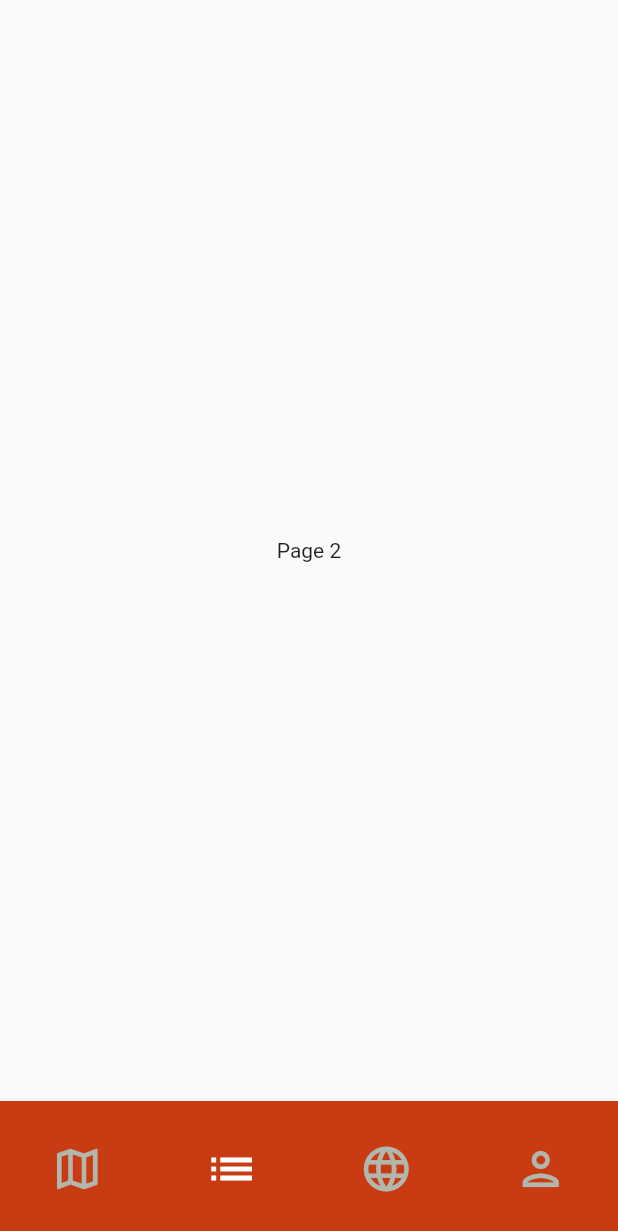
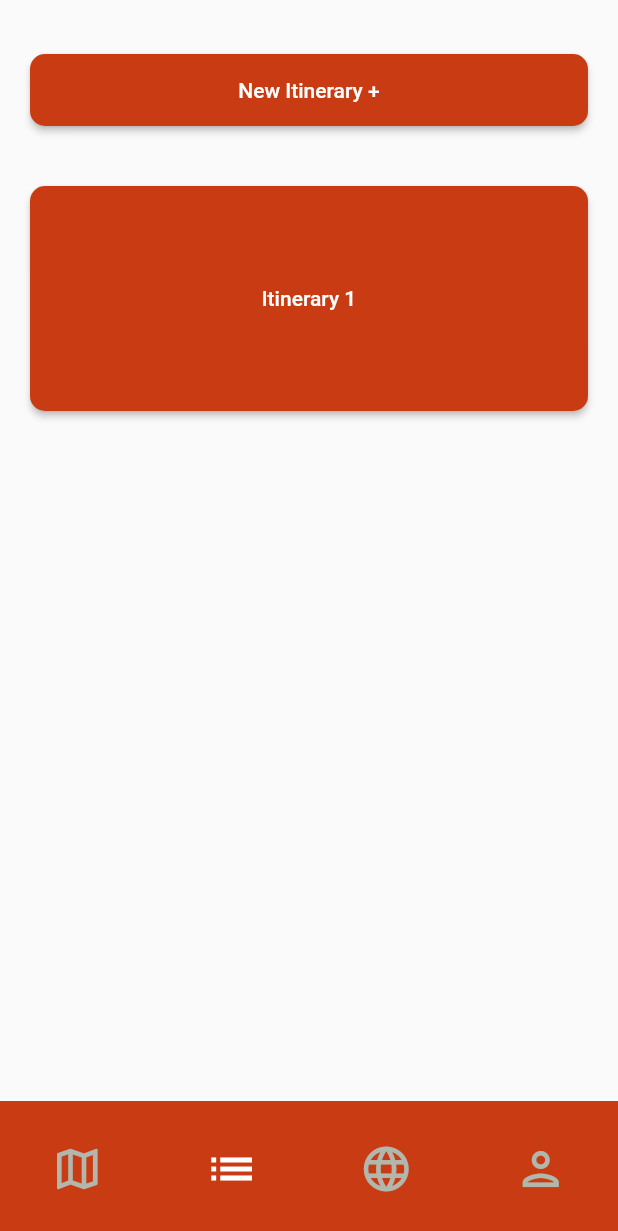
Before and after one commit to jacobchase/FeatherTrails, a Flutter app: the MyHomePage screen opened directly, item 2 of the bottom bar chosen, on a phone screen of 412 x 824 dp. Shown: the top 1231 px of the screen. Run offline on Flutter 3.47's test engine with Material 2 defaults, Android fonts, the phone set to English and light mode, and no system bars.

Commit message:
added login page and buttons on itinerary page

```diff
--- a/feather_trails/lib/main.dart
+++ b/feather_trails/lib/main.dart
@@ -15,7 +15,11 @@
           secondary: const Color(0xFFE8D9CC),
         ),
       ),
-      home: MyHomePage(),
+      home: Login(), // Set Login as the initial homepage
+      routes: {
+        '/placeItinerary': (context) => PlaceItineraryPage(),
+        '/Login': (context) => Login(),
+      },
     );
   }
 }
@@ -44,23 +48,55 @@
         labelBehavior: NavigationDestinationLabelBehavior.alwaysHide,
         destinations: const <Widget>[
           NavigationDestination(
-              selectedIcon: Icon(Icons.map_outlined, color: Color(0xFFFFFFFF), size: 36.0,),
-              icon: Icon(Icons.map_outlined, color: Color(0xFFB2B7AE), size: 36.0,),
+            selectedIcon: Icon(
+              Icons.map_outlined,
+              color: Color(0xFFFFFFFF),
+              size: 36.0,
+            ),
+            icon: Icon(
+              Icons.map_outlined,
+              color: Color(0xFFB2B7AE),
+              size: 36.0,
+            ),
             label: 'Map',
           ),
           NavigationDestination(
-              selectedIcon: Icon(Icons.list, color: Color(0xFFFFFFFF), size: 36.0,),
-              icon: Icon(Icons.list, color: Color(0xFFB2B7AE), size: 36.0,),
+            selectedIcon: Icon(
+              Icons.list,
+              color: Color(0xFFFFFFFF),
+              size: 36.0,
+            ),
+            icon: Icon(
+              Icons.list,
+              color: Color(0xFFB2B7AE),
+              size: 36.0,
+            ),
             label: 'Itinerary',
           ),
           NavigationDestination(
-              selectedIcon: Icon(Icons.language, color: Color(0xFFFFFFFF), size: 36.0,),
-              icon: Icon(Icons.language, color: Color(0xFFB2B7AE), size: 36.0,),
+            selectedIcon: Icon(
+              Icons.language,
+              color: Color(0xFFFFFFFF),
+              size: 36.0,
+            ),
+            icon: Icon(
+              Icons.language,
+              color: Color(0xFFB2B7AE),
+              size: 36.0,
+            ),
             label: 'Social',
           ),
           NavigationDestination(
-              selectedIcon: Icon(Icons.person_outlined, color: Color(0xFFFFFFFF), size: 36.0,),
-              icon: Icon(Icons.person_outlined, color: Color(0xFFB2B7AE), size: 36.0,),
+            selectedIcon: Icon(
+              Icons.person_outlined,
+              color: Color(0xFFFFFFFF),
+              size: 36.0,
+            ),
+            icon: Icon(
+              Icons.person_outlined,
+              color: Color(0xFFB2B7AE),
+              size: 36.0,
+            ),
             label: 'Profile',
           ),
         ],
@@ -72,7 +108,47 @@
         ),
         Container(
           alignment: Alignment.center,
-            child: const Text('Page 2'),
+          child: Column(
+            children: [
+              const Text(''),
+              Padding(
+                padding: const EdgeInsets.all(20.0),
+                child: ElevatedButton(
+                  onPressed: () {
+                    // Add your button action here
+                  },
+                  style: ButtonStyle(
+                    minimumSize: MaterialStateProperty.all(
+                        const Size(double.infinity, 48)),
+                    shape: MaterialStateProperty.all<RoundedRectangleBorder>(
+                      RoundedRectangleBorder(
+                        borderRadius: BorderRadius.circular(10.0),
+                      ),
+                    ),
+                  ),
+                  child: const Text('New Itinerary +'),
+                ),
+              ),
+              Padding(
+                padding: const EdgeInsets.all(20.0),
+                child: ElevatedButton(
+                  onPressed: () {
+                    Navigator.pushNamed(context, '/placeItinerary');
+                  },
+                  style: ButtonStyle(
+                    minimumSize: MaterialStateProperty.all(
+                        const Size(double.infinity, 150)),
+                    shape: MaterialStateProperty.all<RoundedRectangleBorder>(
+                      RoundedRectangleBorder(
+                        borderRadius: BorderRadius.circular(10.0),
+                      ),
+                    ),
+                  ),
+                  child: const Text('Itinerary 1'),
+                ),
+              ),
+            ],
+          ),
         ),
         Container(
           alignment: Alignment.center,
@@ -82,7 +158,36 @@
           alignment: Alignment.center,
           child: const Text('Page 4'),
         ),
+        Container(
+          alignment: Alignment.center,
+          child: const Text('Place Itinerary Here'),
+        )
       ][currentPageIndex],
     );
   }
 }
+
+class PlaceItineraryPage extends StatelessWidget {
+  @override
+  Widget build(BuildContext context) {
+    return Scaffold(
+      appBar: AppBar(
+        title: const Text('Itinerary 1'),
+      ),
+      body: const Center(
+        child: Text('This will be Itinerary 1'),
+      ),
+    );
+  }
+}
+
+class Login extends StatelessWidget {
+  @override
+  Widget build(BuildContext context) {
+    return const Scaffold(
+      body: Center(
+        child: Text('Login will go here'),
+      ),
+    );
+  }
+}
```
Lines whose indentation alone changed are shown as unchanged.
